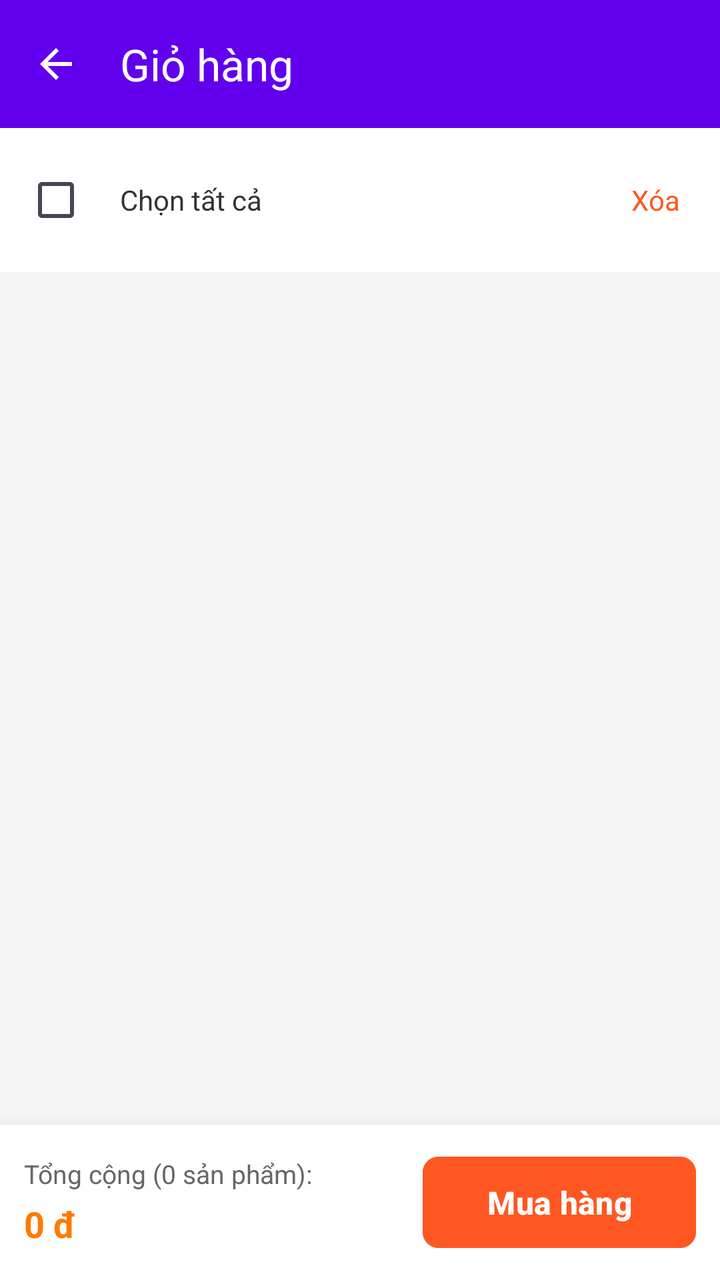
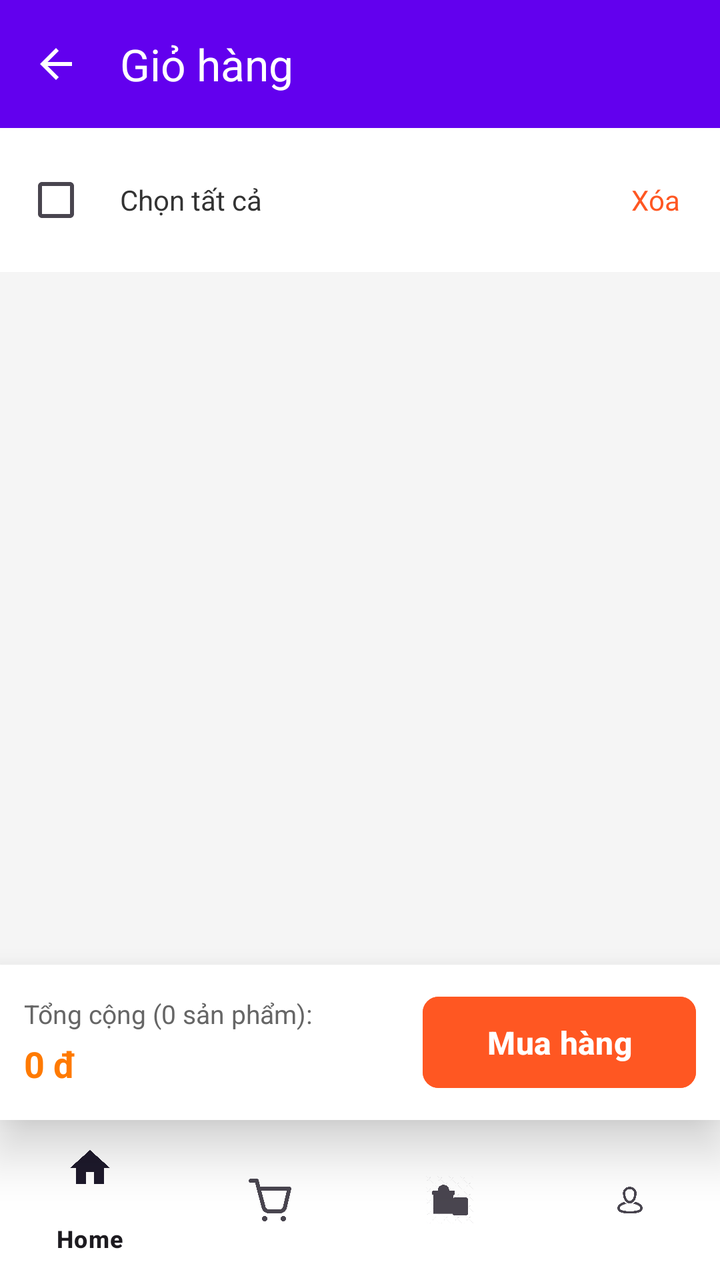

Screens rendered from an Android XML layout before and after an edit, with the pre-edit source and the edit as a unified diff.
<!-- AndroidManifest.xml: application theme Theme.BookApp -->
<!-- res/layout/activity_cart.xml -->
<?xml version="1.0" encoding="utf-8"?>
<androidx.constraintlayout.widget.ConstraintLayout xmlns:android="http://schemas.android.com/apk/res/android"
    xmlns:app="http://schemas.android.com/apk/res-auto"
    xmlns:tools="http://schemas.android.com/tools"
    android:layout_width="match_parent"
    android:layout_height="match_parent"
    android:background="#F5F5F5">

    <com.google.android.material.appbar.MaterialToolbar
        android:id="@+id/toolbar"
        android:layout_width="0dp"
        android:layout_height="?attr/actionBarSize"
        android:background="#6200EE"
        app:title="Giỏ hàng"
        app:titleTextColor="#FFFFFF"
        app:navigationIcon="?attr/homeAsUpIndicator"
        app:navigationIconTint="#FFFFFF"
        app:layout_constraintTop_toTopOf="parent"
        app:layout_constraintStart_toStartOf="parent"
        app:layout_constraintEnd_toEndOf="parent" />

    <LinearLayout
        android:id="@+id/layoutSelectAll"
        android:layout_width="match_parent"
        android:layout_height="wrap_content"
        android:orientation="horizontal"
        android:padding="12dp"
        android:background="#FFFFFF"
        android:gravity="center_vertical"
        app:layout_constraintTop_toBottomOf="@id/toolbar">

        <CheckBox
            android:id="@+id/cbSelectAll"
            android:layout_width="wrap_content"
            android:layout_height="wrap_content" />

        <TextView
            android:layout_width="0dp"
            android:layout_height="wrap_content"
            android:layout_weight="1"
            android:text="Chọn tất cả"
            android:textColor="#333333"
            android:textSize="14sp" />

        <TextView
            android:id="@+id/tvDeleteSelected"
            android:layout_width="wrap_content"
            android:layout_height="wrap_content"
            android:text="Xóa"
            android:textColor="#FF5722"
            android:textSize="14sp"
            android:padding="8dp" />
    </LinearLayout>

    <androidx.recyclerview.widget.RecyclerView
        android:id="@+id/rvCart"
        android:layout_width="0dp"
        android:layout_height="0dp"
        android:clipToPadding="false"
        android:paddingTop="8dp"
        android:paddingBottom="8dp"
        app:layout_constraintTop_toBottomOf="@id/layoutSelectAll"
        app:layout_constraintBottom_toTopOf="@id/layoutCheckout"
        app:layout_constraintStart_toStartOf="parent"
        app:layout_constraintEnd_toEndOf="parent" />

    <LinearLayout
        android:id="@+id/layoutEmpty"
        android:layout_width="wrap_content"
        android:layout_height="wrap_content"
        android:orientation="vertical"
        android:gravity="center"
        android:visibility="gone"
        app:layout_constraintTop_toTopOf="parent"
        app:layout_constraintBottom_toBottomOf="parent"
        app:layout_constraintStart_toStartOf="parent"
        app:layout_constraintEnd_toEndOf="parent">

        <ImageView
            android:layout_width="120dp"
            android:layout_height="120dp"
            android:src="@drawable/ic_cart"
            app:tint="#CCCCCC" />

        <TextView
            android:layout_width="wrap_content"
            android:layout_height="wrap_content"
            android:text="Giỏ hàng trống"
            android:textSize="18sp"
            android:textColor="#999999"
            android:layout_marginTop="16dp" />
    </LinearLayout>

    <androidx.cardview.widget.CardView
        android:id="@+id/layoutCheckout"
        android:layout_width="0dp"
        android:layout_height="wrap_content"
        app:cardElevation="16dp"
        app:cardCornerRadius="0dp"
        app:layout_constraintBottom_toBottomOf="parent"
        app:layout_constraintStart_toStartOf="parent"
        app:layout_constraintEnd_toEndOf="parent">

        <LinearLayout
            android:layout_width="match_parent"
            android:layout_height="wrap_content"
            android:orientation="horizontal"
            android:padding="12dp"
            android:gravity="center_vertical"
            android:background="#FFFFFF">

            <LinearLayout
                android:layout_width="0dp"
                android:layout_height="wrap_content"
                android:layout_weight="1"
                android:orientation="vertical">

                <TextView
                    android:id="@+id/tvItemCount"
                    android:layout_width="wrap_content"
                    android:layout_height="wrap_content"
                    android:text="Tổng cộng (0 sản phẩm):"
                    android:textSize="13sp"
                    android:textColor="#666666" />

                <TextView
                    android:id="@+id/tvTotalPrice"
                    android:layout_width="wrap_content"
                    android:layout_height="wrap_content"
                    android:text="0 đ"
                    android:textSize="18sp"
                    android:textStyle="bold"
                    android:textColor="#FF7A00"
                    android:layout_marginTop="4dp" />
            </LinearLayout>

            <com.google.android.material.button.MaterialButton
                android:id="@+id/btnCheckout"
                android:layout_width="wrap_content"
                android:layout_height="wrap_content"
                android:text="Mua hàng"
                android:textAllCaps="false"
                android:textSize="16sp"
                android:textStyle="bold"
                android:textColor="#FFFFFF"
                app:cornerRadius="8dp"
                android:backgroundTint="#FF5722"
                android:paddingHorizontal="32dp"
                android:paddingVertical="12dp" />
        </LinearLayout>
    </androidx.cardview.widget.CardView>

</androidx.constraintlayout.widget.ConstraintLayout>
<!-- resources referenced by this layout -->
<resources>
  <!-- drawable ic_cart: png bitmap (drawable, 8448 bytes) -->
  <style name="Theme.BookApp" parent="Base.Theme.BookApp" />
  <style name="Base.Theme.BookApp" parent="Theme.Material3.DayNight.NoActionBar">
          
          
      </style>
</resources>

<!-- the commit's change to res/layout/activity_cart.xml (unified diff, before → after) -->
@@ -97,7 +97,7 @@
         android:layout_height="wrap_content"
         app:cardElevation="16dp"
         app:cardCornerRadius="0dp"
-        app:layout_constraintBottom_toBottomOf="parent"
+        app:layout_constraintBottom_toTopOf="@id/bottomNavigation"
         app:layout_constraintStart_toStartOf="parent"
         app:layout_constraintEnd_toEndOf="parent">
 
@@ -150,4 +150,14 @@
         </LinearLayout>
     </androidx.cardview.widget.CardView>
 
+    <com.google.android.material.bottomnavigation.BottomNavigationView
+        android:id="@+id/bottomNavigation"
+        android:layout_width="0dp"
+        android:layout_height="wrap_content"
+        android:background="#FFFFFF"
+        app:menu="@menu/bottom_nav_menu"
+        app:layout_constraintBottom_toBottomOf="parent"
+        app:layout_constraintStart_toStartOf="parent"
+        app:layout_constraintEnd_toEndOf="parent" />
+
 </androidx.constraintlayout.widget.ConstraintLayout>
